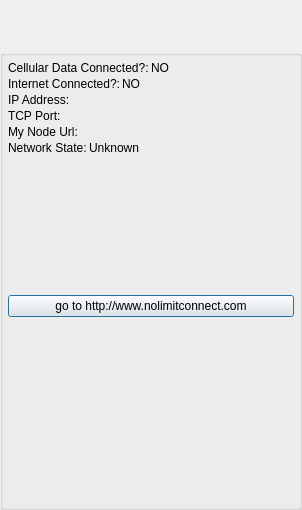
Above: AppsSrc/CommonSrc/Forms/ActivityNetworkStatus.ui from brettrjones-github/nolimitconnect before the change. Below: the same form after it.
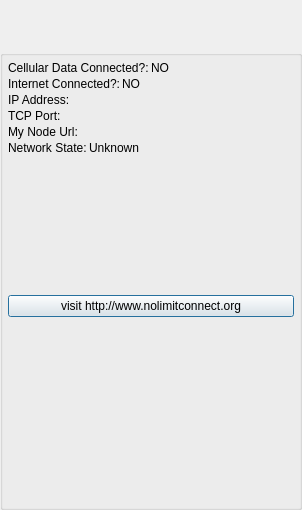
That is the form after the change. Custom widgets are drawn as their Qt base class.

The edit to the form file:
```diff
--- a/AppsSrc/CommonSrc/Forms/ActivityNetworkStatus.ui
+++ b/AppsSrc/CommonSrc/Forms/ActivityNetworkStatus.ui
@@ -309,7 +309,7 @@
       <item>
        <widget class="QPushButton" name="gotoWebsiteButton">
         <property name="text">
-         <string>go to http://www.nolimitconnect.com</string>
+         <string>visit http://www.nolimitconnect.org</string>
         </property>
        </widget>
       </item>
```
